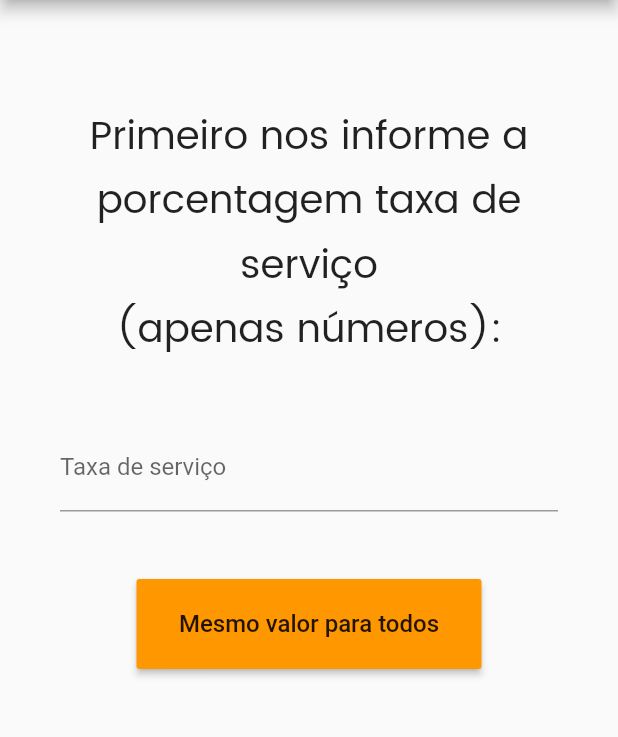
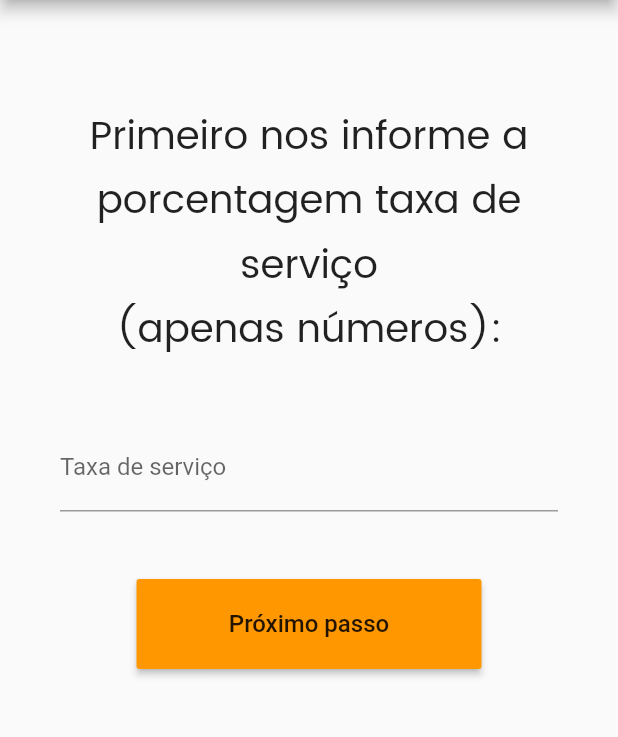
Before and after one commit to DayaneCordeiro/Racha_Conta, a Flutter app: the TaxaServicoPage screen opened directly, on a phone screen of 412 x 824 dp, the part 84-821 px from its top. Run offline on Flutter 3.47's test engine with Material 2 defaults, Android fonts, the phone set to English and light mode, and no system bars; Roboto replaces fonts that are missing (Popins).

Commit message:
Enhancement Fotos

```diff
--- a/lib/consumo_total.dart
+++ b/lib/consumo_total.dart
@@ -34,6 +34,10 @@ class ConsumoTotalState extends State<ConsumoTotal> {
     String result_individual;
 
     return MaterialApp(
+        debugShowCheckedModeBanner: false,
+        theme: ThemeData(
+          primarySwatch: Colors.orange,
+        ),
         home: Scaffold(
             /* Função que preenche os espaços da tela, barra de cima... */
             appBar: AppBar(
--- a/lib/taxa_servico.dart
+++ b/lib/taxa_servico.dart
@@ -91,7 +91,7 @@ class _TaxaServicoPageState extends State<TaxaServicoPage> {
               height: 60.0,
               child: RaisedButton(
                 child: Text(
-                  'Mesmo valor para todos',
+                  'Próximo passo',
                   style: TextStyle(
                     fontSize: 16,
                     fontFamily: 'Popins',
```
Also changed, not shown: images/cadastrar_pessoas.PNG (added), images/consumo_total.PNG, images/final_result.PNG (added), images/home.PNG, images/result.PNG, images/taxa_servico.PNG (added).
